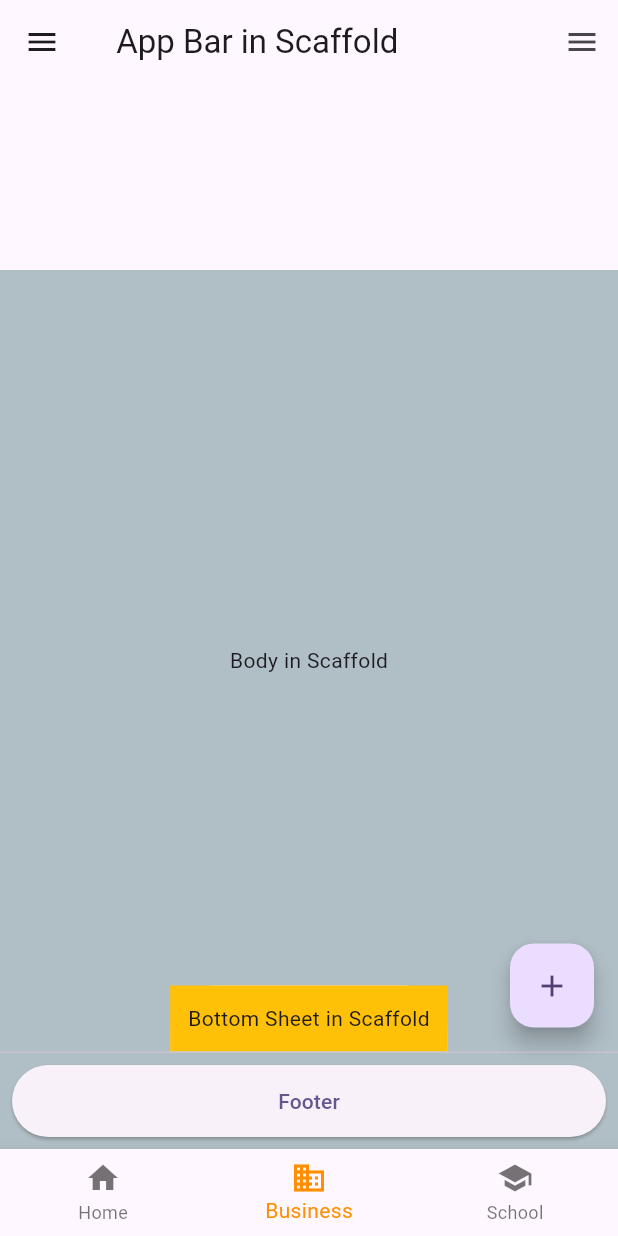
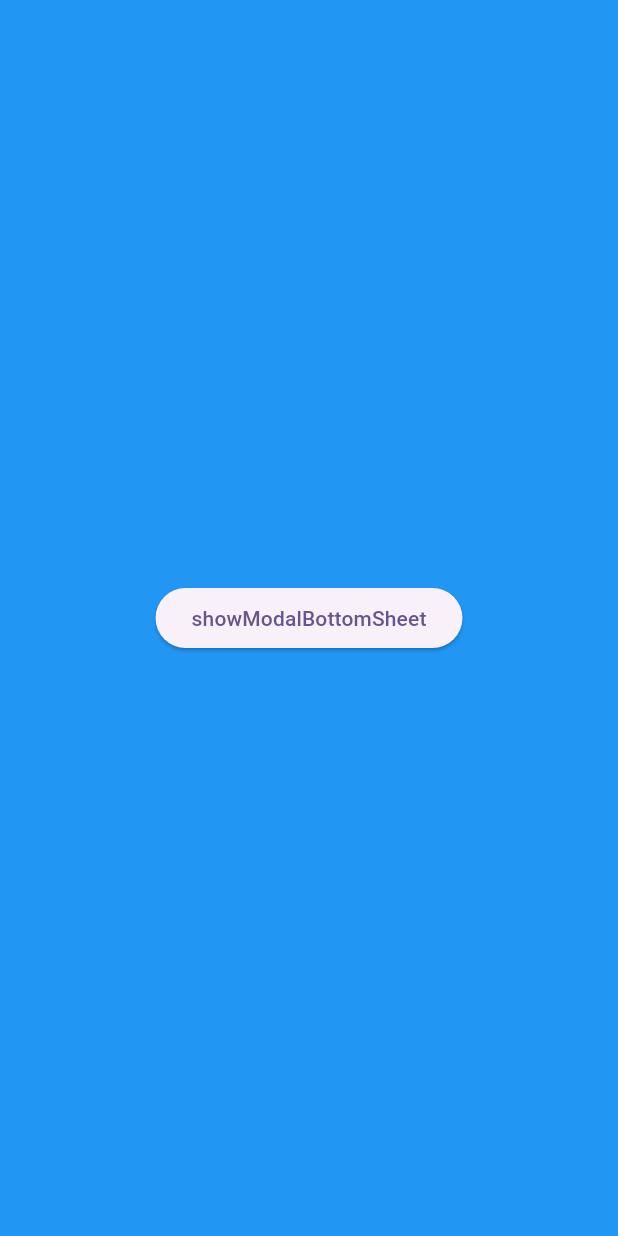
Before and after one commit to changkhobanhoa/Widget_Flutter, a Flutter app: the screen it shows after launch, on a phone screen of 412 x 824 dp. Run offline on Flutter 3.47's test engine with Material 2 defaults, Android fonts, the phone set to English and light mode, and no system bars.

```diff
--- a/lib/home_page.dart
+++ b/lib/home_page.dart
@@ -14,78 +14,34 @@ class _HomePageState extends State<HomePage> {
   Widget build(BuildContext context) {
     SystemChrome.setSystemUIOverlayStyle(
         const SystemUiOverlayStyle(statusBarColor: Colors.amber));
-    return SafeArea(
-      child: Scaffold(
-        appBar: PreferredSize(
-          preferredSize: const Size.fromHeight(180.0),
-          child: AppBar(title: const Text(" App Bar in Scaffold"))),
-        backgroundColor: Colors.blueGrey.shade200,
-        floatingActionButton: FloatingActionButton(
-            onPressed: () {}, child: const Icon(Icons.add)),
-        body: const Center(child: Text("Body in Scaffold")),
-        // extendBody: ,
-        primary: true,
-        endDrawer: Drawer(
-          child: ListView(
-            padding: EdgeInsets.zero,
-            children: const [
-              DrawerHeader(
-                decoration: BoxDecoration(
+    return Container(
       color: Colors.blue,
-                ),
-                child: Text('End Drawer  '),
+      child: Center(
+        child: ElevatedButton(
+          child: const Text('showModalBottomSheet'),
+          onPressed: () {
+            showModalBottomSheet<void>(
+              context: context,
+              builder: (BuildContext context) {
+                return SizedBox(
+                  height: 200,
+                  child: Center(
+                    child: Column(
+                      mainAxisAlignment: MainAxisAlignment.center,
+                      mainAxisSize: MainAxisSize.min,
+                      children: <Widget>[
+                        const Text('Modal BottomSheet'),
+                        ElevatedButton(
+                          child: const Text('Close BottomSheet'),
+                          onPressed: () => Navigator.pop(context),
                         ),
                       ],
                     ),
                   ),
-        onEndDrawerChanged: (isOpened) {
-          print("$isOpened" + "tien");
+                );
               },
-        bottomSheet: Container(
-            color: Colors.amber,
-            padding: const EdgeInsets.all(12),
-            child: const Text("Bottom Sheet in Scaffold")),
-        drawerDragStartBehavior: DragStartBehavior.down,
-        persistentFooterButtons: <Widget>[
-          ElevatedButton(
-            onPressed: () {},
-            child: const Align(
-              alignment: Alignment.center,
-              child: Text('Footer'),
-            ),
-          ),
-        ],
-        drawer: Drawer(
-          child: ListView(
-            padding: EdgeInsets.zero,
-            children: const [
-              DrawerHeader(
-                decoration: BoxDecoration(
-                  color: Colors.blue,
-                ),
-                child: Text('Drawer  '),
-              ),
-            ],
-          ),
-        ),
-        bottomNavigationBar: BottomNavigationBar(
-          items: const <BottomNavigationBarItem>[
-            BottomNavigationBarItem(
-              icon: Icon(Icons.home),
-              label: 'Home',
-            ),
-            BottomNavigationBarItem(
-              icon: Icon(Icons.business),
-              label: 'Business',
-            ),
-            BottomNavigationBarItem(
-              icon: Icon(Icons.school),
-              label: 'School',
-            ),
-          ],
-          currentIndex: 1,
-          selectedItemColor: Colors.amber[800],
-          onTap: (int) {},
+            );
+          },
         ),
       ),
     );
```
Lines whose indentation alone changed are shown as unchanged.
